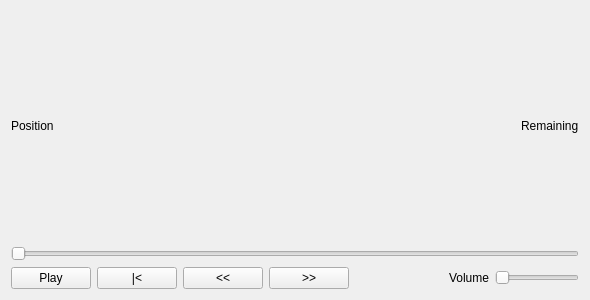
The window that src/ui/mediaplayerwidget.ui (qwinff/qwinff) describes before a commit, drawn with Qt 5.
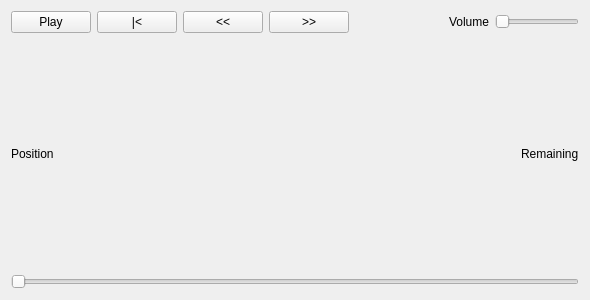
The same window after the commit.

Commit message: MediaPlayerWidget: rearrange widget positions.

The edit to the form file:
```diff
--- a/src/ui/mediaplayerwidget.ui
+++ b/src/ui/mediaplayerwidget.ui
@@ -17,48 +17,6 @@
    <item>
     <layout class="QVBoxLayout" name="layoutPlayer"/>
    </item>
-   <item>
-    <layout class="QHBoxLayout" name="horizontalLayout_4">
-     <item>
-      <widget class="QLabel" name="lblPosition">
-       <property name="text">
-        <string notr="true">Position</string>
-       </property>
-      </widget>
-     </item>
-     <item>
-      <spacer name="horizontalSpacer_2">
-       <property name="orientation">
-        <enum>Qt::Horizontal</enum>
-       </property>
-       <property name="sizeHint" stdset="0">
-        <size>
-         <width>40</width>
-         <height>20</height>
-        </size>
-       </property>
-      </spacer>
-     </item>
-     <item>
-      <widget class="QLabel" name="lblRemaining">
-       <property name="text">
-        <string notr="true">Remaining</string>
-       </property>
-      </widget>
-     </item>
-    </layout>
-   </item>
-   <item>
-    <layout class="QHBoxLayout" name="horizontalLayout_5">
-     <item>
-      <widget class="QSlider" name="slideSeek">
-       <property name="orientation">
-        <enum>Qt::Horizontal</enum>
-       </property>
-      </widget>
-     </item>
-    </layout>
-   </item>
    <item>
     <layout class="QHBoxLayout" name="horizontalLayout_3">
      <item>
@@ -129,6 +87,48 @@
      </item>
     </layout>
    </item>
+   <item>
+    <layout class="QHBoxLayout" name="horizontalLayout_4">
+     <item>
+      <widget class="QLabel" name="lblPosition">
+       <property name="text">
+        <string notr="true">Position</string>
+       </property>
+      </widget>
+     </item>
+     <item>
+      <spacer name="horizontalSpacer_2">
+       <property name="orientation">
+        <enum>Qt::Horizontal</enum>
+       </property>
+       <property name="sizeHint" stdset="0">
+        <size>
+         <width>40</width>
+         <height>20</height>
+        </size>
+       </property>
+      </spacer>
+     </item>
+     <item>
+      <widget class="QLabel" name="lblRemaining">
+       <property name="text">
+        <string notr="true">Remaining</string>
+       </property>
+      </widget>
+     </item>
+    </layout>
+   </item>
+   <item>
+    <layout class="QHBoxLayout" name="horizontalLayout_5">
+     <item>
+      <widget class="QSlider" name="slideSeek">
+       <property name="orientation">
+        <enum>Qt::Horizontal</enum>
+       </property>
+      </widget>
+     </item>
+    </layout>
+   </item>
   </layout>
  </widget>
  <tabstops>
```
